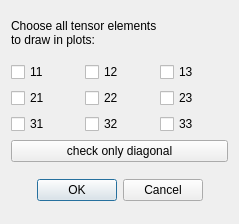
Above: elkoa/gui/TensorElements.ui from PandaScience/ElkOpticsAnalyzer before the change. Below: the same form after it.
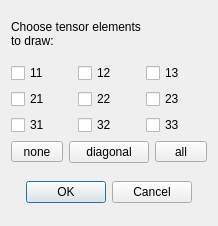
That is the form after the change.

Commit message: Improve tensor elements dialog with more choices

Patch:
```diff
--- a/elkoa/gui/TensorElements.ui
+++ b/elkoa/gui/TensorElements.ui
@@ -23,8 +23,8 @@
    <rect>
     <x>0</x>
     <y>0</y>
-    <width>239</width>
-    <height>224</height>
+    <width>218</width>
+    <height>226</height>
    </rect>
   </property>
   <property name="windowTitle">
@@ -42,7 +42,7 @@
         </sizepolicy>
        </property>
        <property name="text">
-        <string>&lt;html&gt;&lt;head/&gt;&lt;body&gt;&lt;p&gt;Choose all tensor elements&lt;br/&gt;to draw in plots:&lt;/p&gt;&lt;/body&gt;&lt;/html&gt;</string>
+        <string>&lt;html&gt;&lt;head/&gt;&lt;body&gt;&lt;p&gt;Choose tensor elements &lt;br/&gt;to draw:&lt;/p&gt;&lt;/body&gt;&lt;/html&gt;</string>
        </property>
        <property name="textFormat">
         <enum>Qt::AutoText</enum>
@@ -123,11 +123,47 @@
       </layout>
      </item>
      <item>
-      <widget class="QPushButton" name="btnDiagonalOnly">
-       <property name="text">
-        <string>check only diagonal</string>
-       </property>
-      </widget>
+      <layout class="QHBoxLayout" name="horizontalLayout_2">
+       <item>
+        <widget class="QToolButton" name="btnNone">
+         <property name="sizePolicy">
+          <sizepolicy hsizetype="Expanding" vsizetype="Fixed">
+           <horstretch>0</horstretch>
+           <verstretch>0</verstretch>
+          </sizepolicy>
+         </property>
+         <property name="text">
+          <string>none</string>
+         </property>
+        </widget>
+       </item>
+       <item>
+        <widget class="QPushButton" name="btnDiagonalOnly">
+         <property name="sizePolicy">
+          <sizepolicy hsizetype="Expanding" vsizetype="Fixed">
+           <horstretch>0</horstretch>
+           <verstretch>0</verstretch>
+          </sizepolicy>
+         </property>
+         <property name="text">
+          <string>diagonal</string>
+         </property>
+        </widget>
+       </item>
+       <item>
+        <widget class="QToolButton" name="btnAll">
+         <property name="sizePolicy">
+          <sizepolicy hsizetype="Expanding" vsizetype="Fixed">
+           <horstretch>0</horstretch>
+           <verstretch>0</verstretch>
+          </sizepolicy>
+         </property>
+         <property name="text">
+          <string>all</string>
+         </property>
+        </widget>
+       </item>
+      </layout>
      </item>
      <item>
       <widget class="QDialogButtonBox" name="buttonBox">
```
Left out of the diff: 76 changed lines with no effect on the pictures. The commit also changes 2 other files.
